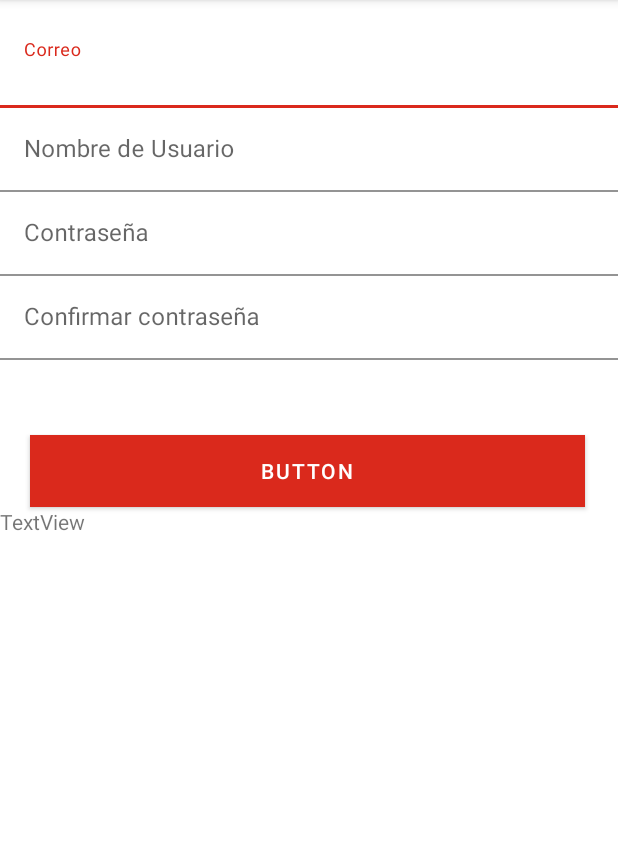
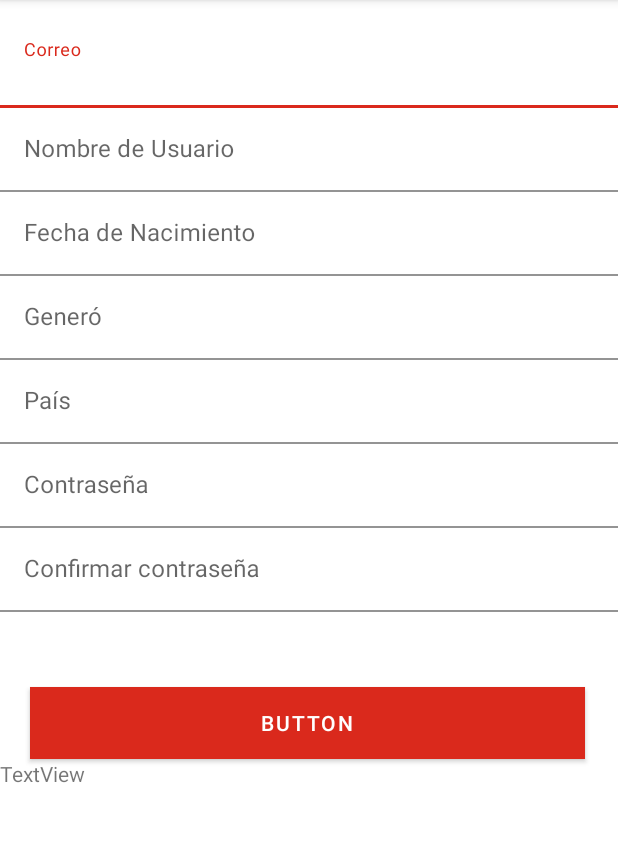
Before and after one commit to A01749373/DibujandoUnManana, an Android app: the fragment CrearCuenta shown on its own in the app's theme, after a tap on "BUTTON", on a phone screen of 412 x 824 dp, the part 84-926 px from its top. Run offline under Robolectric (Android 15) with nearby library versions, the phone set to English and light mode, and no system bars; 1 statement that could not run was skipped.

Commit message:
cambios en pantalla crear cuenta

```diff
--- a/app/src/main/java/mx/itesm/dibujandounmaana/CrearCuenta.kt
+++ b/app/src/main/java/mx/itesm/dibujandounmaana/CrearCuenta.kt
@@ -33,7 +33,9 @@ class CrearCuenta: Fragment() {
         binding.btnEnviar.setOnClickListener {
             val nuevoUsuario = Usuario(binding.etCorreo.text.toString(),
                 binding.etNombreUsuario.text.toString(),
-                binding.etContrsena.text.toString())
+                binding.etContrsena.text.toString(),
+                binding.etGenero.text.toString(),
+                binding.etPais.text.toString())
 
             viewModel.enviarUsuario(nuevoUsuario)
         }
--- a/app/src/main/java/mx/itesm/dibujandounmaana/crearCuentaJson.kt
+++ b/app/src/main/java/mx/itesm/dibujandounmaana/crearCuentaJson.kt
@@ -4,10 +4,14 @@ import com.google.gson.annotations.SerializedName
 import java.io.Serializable
 
 data class Usuario (
-    @SerializedName("CorreoElectronico")
+    @SerializedName("correoElectronico")
     val correo: String,
     @SerializedName("nombre")
     val nombre: String,
+    @SerializedName("genero")
+    val genero: String,
+    @SerializedName("pais")
+    val pais: String,
     @SerializedName("contrasena")
     val contrasena: String) : Serializable
 
--- a/app/src/main/res/layout/nav_crear_cuenta.xml
+++ b/app/src/main/res/layout/nav_crear_cuenta.xml
@@ -47,6 +47,42 @@
 
         <com.google.android.material.textfield.TextInputLayout
             android:layout_width="match_parent"
+            android:layout_height="wrap_content">
+
+            <com.google.android.material.textfield.TextInputEditText
+                android:id="@+id/etFechaNacimiento"
+                android:layout_width="match_parent"
+                android:layout_height="wrap_content"
+                android:background="#FFFFFF"
+                android:hint="Fecha de Nacimiento" />
+        </com.google.android.material.textfield.TextInputLayout>
+
+        <com.google.android.material.textfield.TextInputLayout
+            android:layout_width="match_parent"
+            android:layout_height="wrap_content">
+
+            <com.google.android.material.textfield.TextInputEditText
+                android:id="@+id/etGenero"
+                android:layout_width="match_parent"
+                android:layout_height="wrap_content"
+                android:background="#FFFFFF"
+                android:hint="Generó" />
+        </com.google.android.material.textfield.TextInputLayout>
+
+        <com.google.android.material.textfield.TextInputLayout
+            android:layout_width="match_parent"
+            android:layout_height="wrap_content">
+
+            <com.google.android.material.textfield.TextInputEditText
+                android:id="@+id/etPais"
+                android:layout_width="match_parent"
+                android:layout_height="wrap_content"
+                android:background="#FFFFFF"
+                android:hint="País" />
+        </com.google.android.material.textfield.TextInputLayout>
+
+        <com.google.android.material.textfield.TextInputLayout
+            android:layout_width="match_parent"
             android:layout_height="wrap_content"
             android:background="#FFFFFF"
             android:backgroundTint="#FFFFFF">
```
